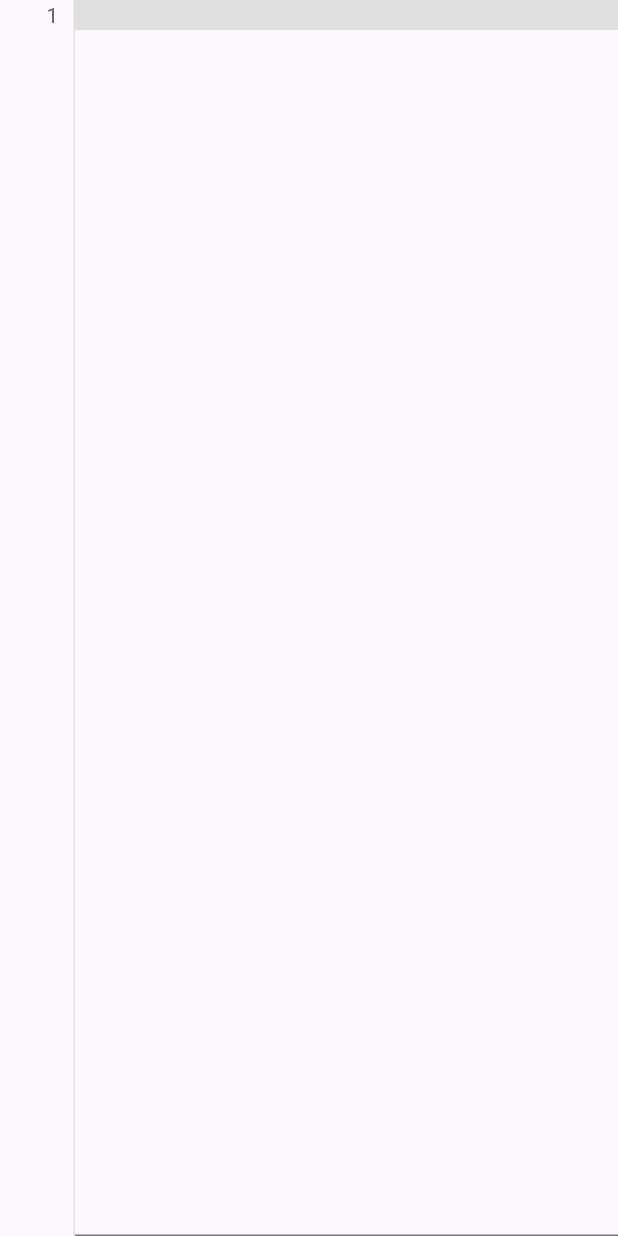
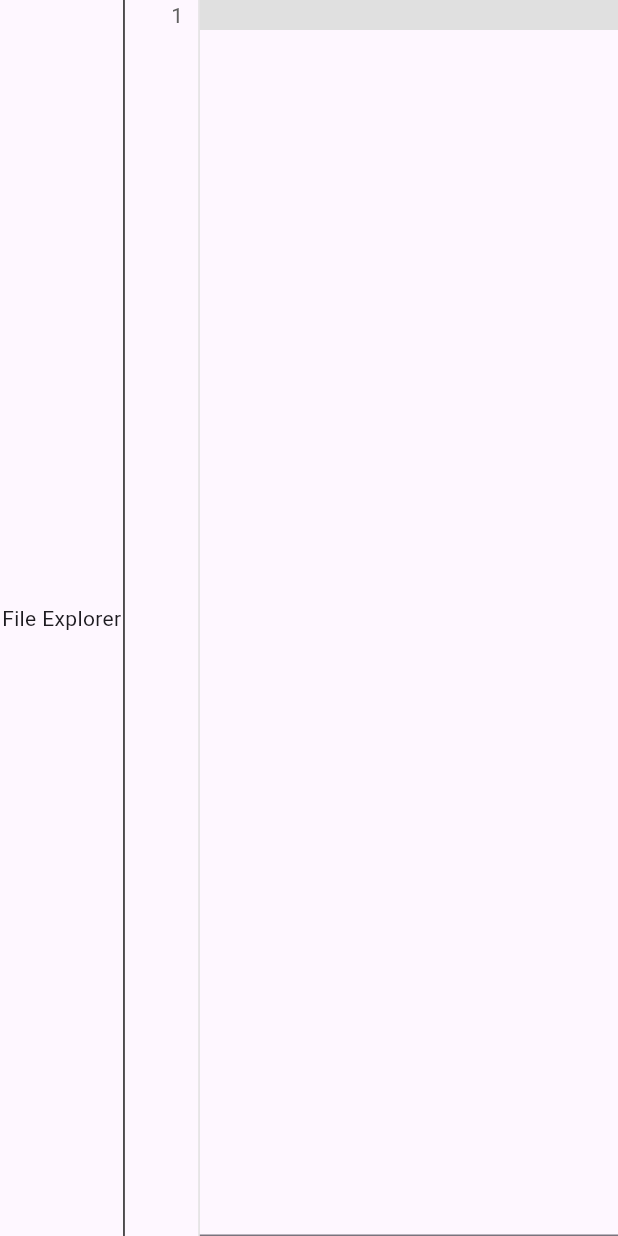
Before and after one commit to deuschernyshev/text_editor, a Flutter app: the screen it shows after launch, on a phone screen of 412 x 824 dp. Run offline on Flutter 3.47's test engine with Material 3 defaults, Android fonts, the phone set to English and light mode, and no system bars; our stand-ins replace bloc.

Commit message:
added app layout widget and splitter

```diff
--- /dev/null
+++ b/lib/feature/app_layout/app_layout.dart
@@ -0,0 +1,27 @@
+import 'package:flutter/material.dart';
+import 'package:text_editor/feature/app_layout/widgets/split_screen.dart';
+import 'package:text_editor/feature/editor/screens/editor_screen.dart';
+import 'package:text_editor/feature/explorer/explorer.dart';
+
+class AppLayout extends StatefulWidget {
+  const AppLayout({super.key});
+
+  @override
+  State<AppLayout> createState() => _AppLayoutState();
+}
+
+class _AppLayoutState extends State<AppLayout> {
+  @override
+  Widget build(BuildContext context) {
+    return const Scaffold(
+      body: SplitScreen(
+        dividerPosition: 0.2,
+        splitterAxis: Axis.vertical,
+        children: <Widget>[
+          Explorer(),
+          EditorScreen(),
+        ],
+      ),
+    );
+  }
+}
--- /dev/null
+++ b/lib/feature/app_layout/bloc/app_layout_bloc.dart
@@ -0,0 +1,13 @@
+import 'package:bloc/bloc.dart';
+import 'package:meta/meta.dart';
+
+part 'app_layout_event.dart';
+part 'app_layout_state.dart';
+
+class AppLayoutBloc extends Bloc<AppLayoutEvent, AppLayoutState> {
+  AppLayoutBloc() : super(AppLayoutInitial()) {
+    on<AppLayoutEvent>((event, emit) {
+      // TODO: implement event handler
+    });
+  }
+}
--- /dev/null
+++ b/lib/feature/app_layout/bloc/app_layout_event.dart
@@ -0,0 +1,4 @@
+part of 'app_layout_bloc.dart';
+
+@immutable
+sealed class AppLayoutEvent {}
--- /dev/null
+++ b/lib/feature/app_layout/bloc/app_layout_state.dart
@@ -0,0 +1,6 @@
+part of 'app_layout_bloc.dart';
+
+@immutable
+sealed class AppLayoutState {}
+
+final class AppLayoutInitial extends AppLayoutState {}
--- /dev/null
+++ b/lib/feature/app_layout/widgets/split_screen.dart
@@ -0,0 +1,68 @@
+import 'package:flutter/material.dart';
+
+class SplitScreen extends StatefulWidget {
+  final List<Widget> children;
+  final Axis splitterAxis;
+  final double dividerPosition;
+
+  const SplitScreen({
+    super.key,
+    required this.children,
+    required this.splitterAxis,
+    this.dividerPosition = 0.5,
+  });
+
+  @override
+  State<SplitScreen> createState() => _SplitScreenState();
+}
+
+class _SplitScreenState extends State<SplitScreen> {
+  late double _dividerPosition;
+
+  @override
+  void initState() {
+    super.initState();
+
+    assert(widget.children.length == 2, 'SplitScreen must have only 2 children.');
+
+    _dividerPosition = widget.dividerPosition;
+  }
+
+  @override
+  Widget build(BuildContext context) {
+    return Row(
+      children: <Widget>[
+        Expanded(
+          flex: (_dividerPosition * 100).round(),
+          child: widget.children[0],
+        ),
+        MouseRegion(
+          cursor: SystemMouseCursors.resizeLeftRight,
+          child: GestureDetector(
+            onHorizontalDragUpdate: _onDragDivider,
+            child: Container(
+              width: 1,
+              color: Colors.black,
+            ),
+          ),
+        ),
+        Expanded(
+          flex: ((1 - _dividerPosition) * 100).round(),
+          child: widget.children[1],
+        ),
+      ],
+    );
+  }
+
+  void _onDragDivider(DragUpdateDetails details) {
+    setState(() {
+      _dividerPosition += details.primaryDelta! / MediaQuery.of(context).size.width;
+
+      if (_dividerPosition < 0.1) {
+        _dividerPosition = 0.1;
+      } else if (_dividerPosition > 0.9) {
+        _dividerPosition = 0.9;
+      }
+    });
+  }
+}
--- a/lib/main.dart
+++ b/lib/main.dart
@@ -1,5 +1,5 @@
 import 'package:flutter/material.dart';
-import 'package:text_editor/feature/editor/screens/editor_screen.dart';
+import 'package:text_editor/feature/app_layout/app_layout.dart';
 
 void main() {
   runApp(const MyApp());
@@ -12,7 +12,7 @@ class MyApp extends StatelessWidget {
   Widget build(BuildContext context) {
     return const MaterialApp(
       debugShowCheckedModeBanner: false,
-      home: EditorScreen(),
+      home: AppLayout(),
     );
   }
 }
```
